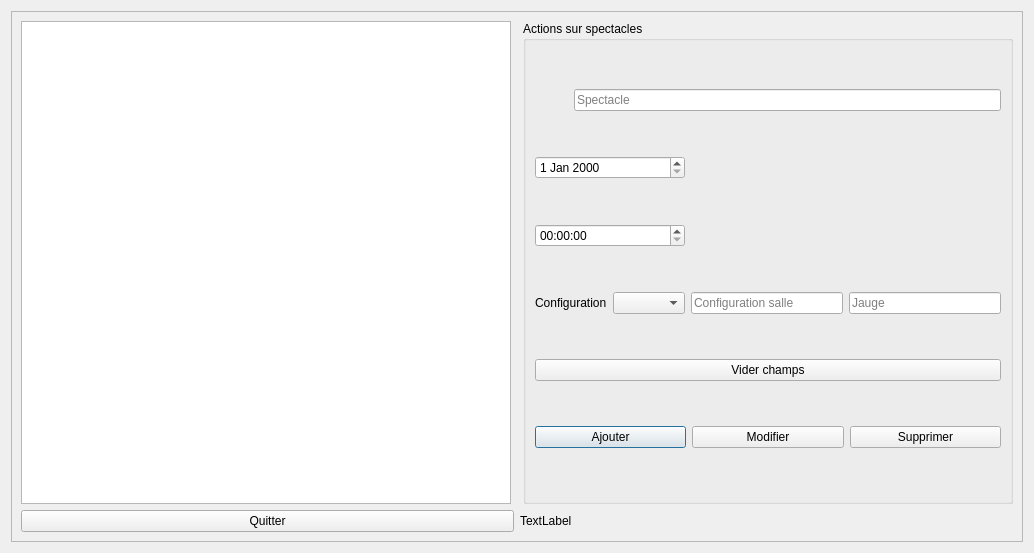
FestiClic/FestiClic3, file FestiClicC/spectacles.ui: the form before one commit.
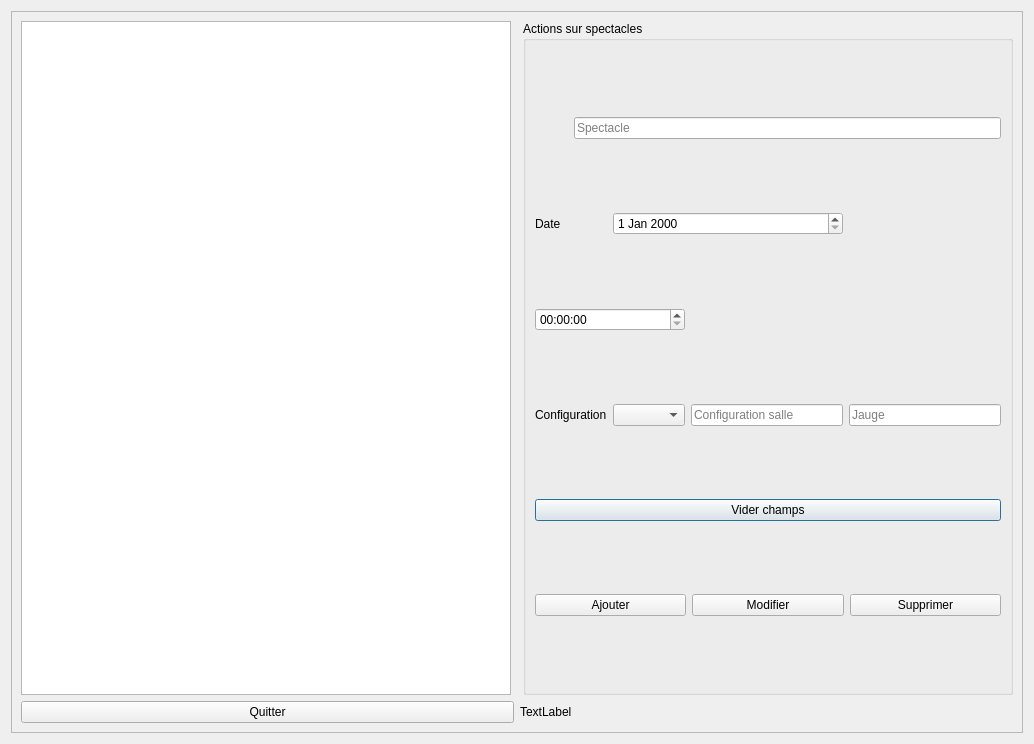
The form after the commit.

Commit message: Plan de salle suite

Diff of the .ui file:
```diff
--- a/FestiClicC/spectacles.ui
+++ b/FestiClicC/spectacles.ui
@@ -7,7 +7,7 @@
     <x>0</x>
     <y>0</y>
     <width>1034</width>
-    <height>553</height>
+    <height>744</height>
    </rect>
   </property>
   <property name="windowTitle">
@@ -25,7 +25,7 @@
         <x>0</x>
         <y>0</y>
         <width>1014</width>
-        <height>533</height>
+        <height>724</height>
        </rect>
       </property>
       <layout class="QVBoxLayout" name="verticalLayout_3">
@@ -45,8 +45,22 @@
               <string>Actions sur spectacles</string>
              </property>
              <layout class="QGridLayout" name="gridLayout">
-              <item row="2" column="0" colspan="3">
-               <widget class="QTimeEdit" name="timeEdit"/>
+              <item row="4" column="4">
+               <widget class="QLineEdit" name="sTxtJauge">
+                <property name="placeholderText">
+                 <string>Jauge</string>
+                </property>
+               </widget>
+              </item>
+              <item row="4" column="0" colspan="2">
+               <widget class="QLabel" name="sLabelIdConfigSalle">
+                <property name="text">
+                 <string>Configuration</string>
+                </property>
+               </widget>
+              </item>
+              <item row="4" column="2">
+               <widget class="QComboBox" name="sCBoxIdConfidSalle"/>
               </item>
               <item row="0" column="0">
                <widget class="QLabel" name="sLabelIdSpectacle">
@@ -55,6 +69,13 @@
                 </property>
                </widget>
               </item>
+              <item row="4" column="3">
+               <widget class="QLineEdit" name="sTxtIntituleConfig">
+                <property name="placeholderText">
+                 <string>Configuration salle</string>
+                </property>
+               </widget>
+              </item>
               <item row="0" column="1" colspan="4">
                <widget class="QLineEdit" name="sTxtSpectacle">
                 <property name="placeholderText">
@@ -62,34 +83,14 @@
                 </property>
                </widget>
               </item>
-              <item row="1" column="0" colspan="3">
-               <widget class="QDateEdit" name="dateEdit"/>
-              </item>
-              <item row="3" column="3">
-               <widget class="QLineEdit" name="sTxtIntituleConfig">
-                <property name="placeholderText">
-                 <string>Configuration salle</string>
-                </property>
-               </widget>
-              </item>
-              <item row="3" column="4">
-               <widget class="QLineEdit" name="sTxtJauge">
-                <property name="placeholderText">
-                 <string>Jauge</string>
-                </property>
-               </widget>
-              </item>
-              <item row="3" column="0" colspan="2">
-               <widget class="QLabel" name="sLabelIdConfigSalle">
-                <property name="text">
-                 <string>Configuration</string>
-                </property>
-               </widget>
-              </item>
-              <item row="3" column="2">
-               <widget class="QComboBox" name="sCBoxIdConfidSalle"/>
-              </item>
               <item row="5" column="0" colspan="5">
+               <widget class="QPushButton" name="sBtnViderChamps">
+                <property name="text">
+                 <string>Vider champs</string>
+                </property>
+               </widget>
+              </item>
+              <item row="6" column="0" colspan="5">
                <layout class="QHBoxLayout" name="horizontalLayout">
                 <item>
                  <widget class="QPushButton" name="sBtnAjouter">
@@ -114,13 +115,19 @@
                 </item>
                </layout>
               </item>
-              <item row="4" column="0" colspan="5">
-               <widget class="QPushButton" name="sBtnViderChamps">
+              <item row="2" column="0">
+               <widget class="QLabel" name="label">
                 <property name="text">
-                 <string>Vider champs</string>
+                 <string>Date</string>
                 </property>
                </widget>
               </item>
+              <item row="3" column="0" colspan="3">
+               <widget class="QTimeEdit" name="timeEdit"/>
+              </item>
+              <item row="2" column="2" colspan="2">
+               <widget class="QDateEdit" name="dateEdit"/>
+              </item>
              </layout>
             </widget>
            </item>
```
The commit also changes 16 other files.
